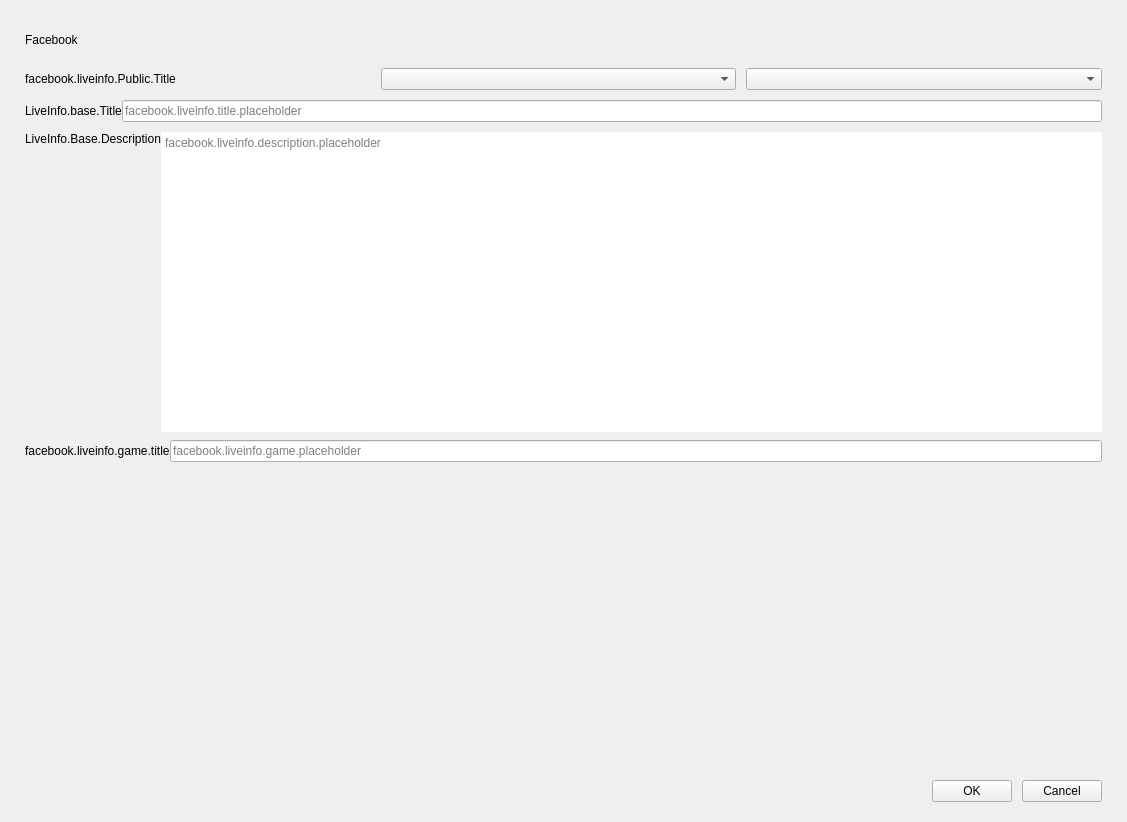
This is src/prism/main/PLSPlatformApi/facebook/PLSLiveInfoFacebook.ui in naver/prism-live-studio as Qt 5 draws it before an edit. The edited form follows.
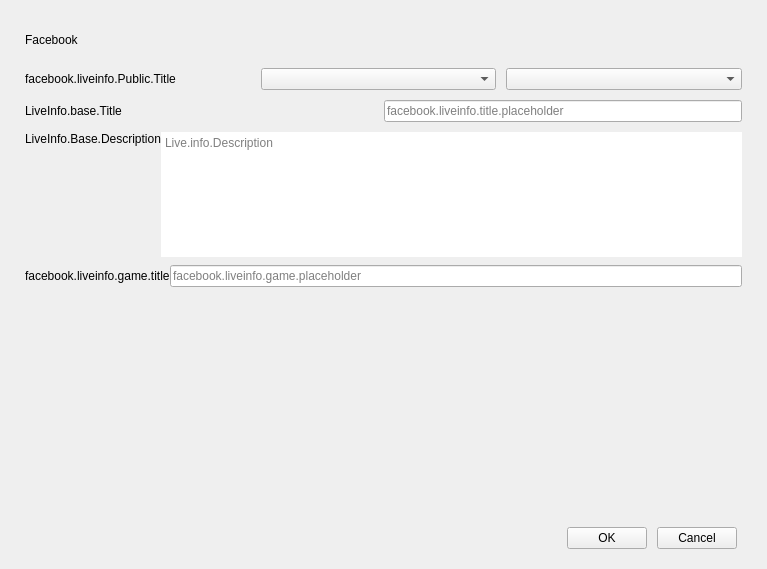
This is the edited form. Custom widgets are drawn as their Qt base class.

```diff
--- a/src/prism/main/PLSPlatformApi/facebook/PLSLiveInfoFacebook.ui
+++ b/src/prism/main/PLSPlatformApi/facebook/PLSLiveInfoFacebook.ui
@@ -6,8 +6,8 @@
    <rect>
     <x>0</x>
     <y>0</y>
-    <width>1127</width>
-    <height>822</height>
+    <width>767</width>
+    <height>569</height>
    </rect>
   </property>
   <property name="windowTitle">
@@ -50,6 +50,9 @@
      <property name="spacing">
       <number>0</number>
      </property>
+     <property name="rightMargin">
+      <number>25</number>
+     </property>
      <item>
       <spacer name="horizontalSpacer_11">
        <property name="orientation">
@@ -73,6 +76,19 @@
        </property>
       </widget>
      </item>
+     <item>
+      <spacer name="horizontalSpacer_2">
+       <property name="orientation">
+        <enum>Qt::Horizontal</enum>
+       </property>
+       <property name="sizeHint" stdset="0">
+        <size>
+         <width>1</width>
+         <height>1</height>
+        </size>
+       </property>
+      </spacer>
+     </item>
     </layout>
    </item>
    <item>
@@ -205,6 +221,12 @@
      </item>
      <item>
       <widget class="QLineEdit" name="titleField">
+       <property name="sizePolicy">
+        <sizepolicy hsizetype="Preferred" vsizetype="Fixed">
+         <horstretch>0</horstretch>
+         <verstretch>0</verstretch>
+        </sizepolicy>
+       </property>
        <property name="placeholderText">
         <string>facebook.liveinfo.title.placeholder</string>
        </property>
@@ -284,7 +306,7 @@
         <bool>false</bool>
        </property>
        <property name="placeholderText">
-        <string>facebook.liveinfo.description.placeholder</string>
+        <string>Live.info.Description</string>
        </property>
       </widget>
      </item>
@@ -859,7 +881,7 @@
       <number>10</number>
      </property>
      <property name="rightMargin">
-      <number>25</number>
+      <number>30</number>
      </property>
      <item>
       <spacer name="horizontalSpacer_9">
```
